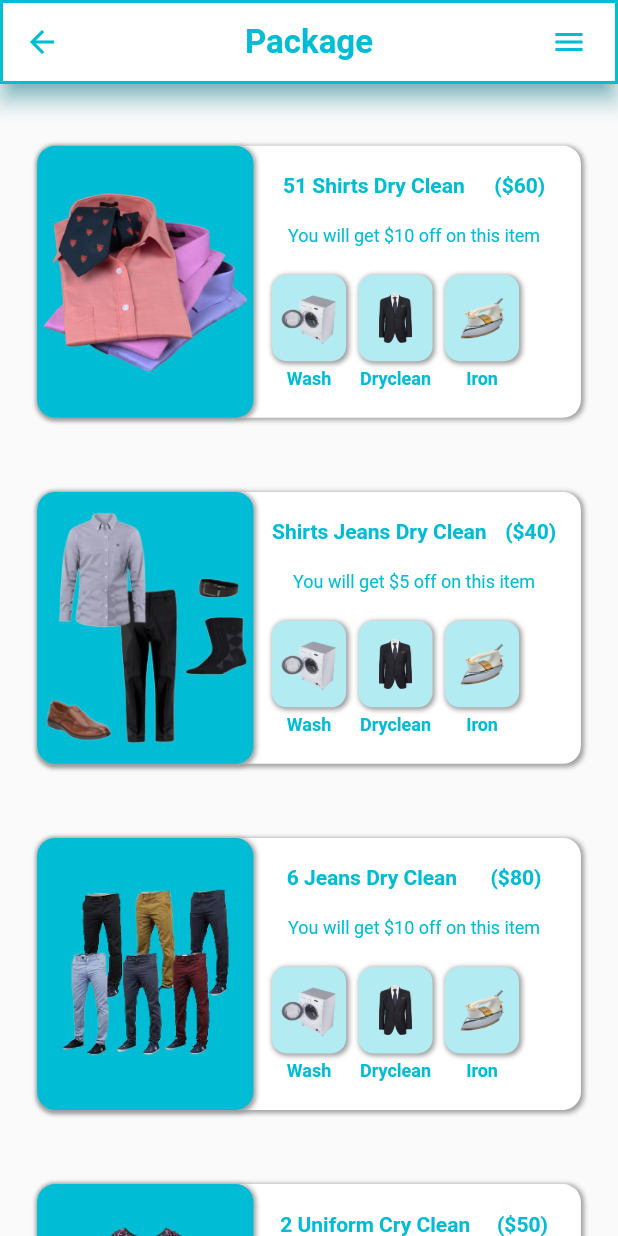
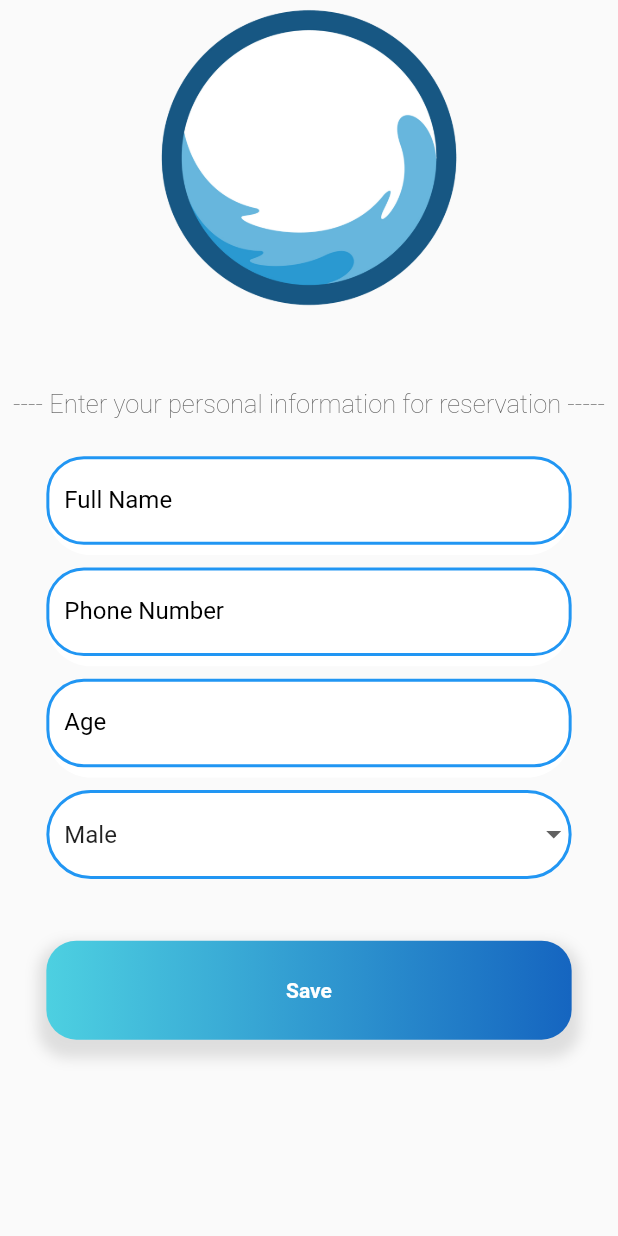
Before and after one commit to ZaryabAlam/WashInn, a Flutter app: the Home screen opened directly, after a tap on "Register", on a phone screen of 412 x 824 dp. Run offline on Flutter 3.47's test engine with Material 2 defaults, Android fonts, the phone set to English and light mode, and no system bars; our stand-ins replace date_picker_timeline, flutter_advanced_drawer, outline_gradient_button, shared_preferences, smooth_page_indicator; missing offline and left inert: awesome_dropdown, dart:html, time_range; accounts and stored records are empty; network calls fail.

Commit message:
Project Progress

```diff
--- a/lib/home.dart
+++ b/lib/home.dart
@@ -3,6 +3,7 @@ import 'package:outline_gradient_button/outline_gradient_button.dart';
 import 'package:task2/extra.dart';
 import 'package:task2/package.dart';
 import 'package:flutter_advanced_drawer/flutter_advanced_drawer.dart';
+import 'package:task2/user.dart';
 import 'package:url_launcher/url_launcher.dart';
 
 class Home extends StatefulWidget {
@@ -127,8 +128,8 @@ class _HomeState extends State<Home> {
                 ),
                 child: OutlineGradientButton(
                   onTap: () {
-                    Navigator.of(context).push(
-                        MaterialPageRoute(builder: (context) => Package()));
+                    Navigator.of(context)
+                        .push(MaterialPageRoute(builder: (context) => User()));
                   },
                   backgroundColor: Colors.white,
                   child: Center(child: Text('Register')),
--- /dev/null
+++ b/lib/user.dart
@@ -0,0 +1,211 @@
+import 'dart:html';
+import 'package:flutter/material.dart';
+import 'package:outline_gradient_button/outline_gradient_button.dart';
+import 'package:task2/welcome.dart';
+import 'package.dart';
+
+class User extends StatefulWidget {
+  @override
+  State<User> createState() => _UserState();
+}
+
+class _UserState extends State<User> {
+  TextEditingController _name = TextEditingController();
+  TextEditingController _phone = TextEditingController();
+  TextEditingController _age = TextEditingController();
+  TextEditingController _gender = TextEditingController();
+
+  @override
+  Widget build(BuildContext context) {
+    final _h = MediaQuery.of(context).size.height;
+    final _w = MediaQuery.of(context).size.width;
+
+    List<String> items = ["Male", "Female", "Trans"];
+    String seltectedItem = "Male";
+
+    return Scaffold(
+      body: Column(
+        // mainAxisAlignment: MainAxisAlignment.center,
+        children: [
+          Center(
+            child: Container(
+              height: 210,
+              width: 210,
+              decoration: BoxDecoration(
+                  image: DecorationImage(
+                      image: AssetImage('assets/wlogo1.png'),
+                      fit: BoxFit.contain)),
+            ),
+          ),
+///////////////////////////////////////////////////////////////////////////////////
+          SizedBox(
+            height: _h * 0.06,
+          ),
+//////////////////////////////////////////////////////////////////////////////////
+          Text(
+            "---- Enter your personal information for reservation -----",
+            style: TextStyle(
+                fontWeight: FontWeight.w100,
+                fontSize: 17,
+                color: Colors.grey[700]),
+          ),
+///////////////////////////////////////////////////////////////////////////////////
+          SizedBox(
+            height: _h * 0.03,
+          ),
+//////////////////////////////////////////////////////////////////////////////////
+          Container(
+            height: _h * 0.08,
+            width: _w * 0.85,
+            decoration: BoxDecoration(
+                color: Colors.white, borderRadius: BorderRadius.circular(30.0)),
+            child: TextField(
+              controller: _name,
+              textInputAction: TextInputAction.next,
+              style: TextStyle(color: Colors.black),
+              textAlign: TextAlign.left,
+              decoration: InputDecoration(
+                  labelText: 'Full Name',
+                  labelStyle: TextStyle(color: Colors.black),
+                  enabledBorder: OutlineInputBorder(
+                    borderSide: BorderSide(width: 2, color: Colors.blue),
+                    borderRadius: BorderRadius.circular(25),
+                  ),
+                  focusedBorder: OutlineInputBorder(
+                    borderSide: BorderSide(width: 3, color: Colors.blue),
+                    borderRadius: BorderRadius.circular(60),
+                  )),
+            ),
+          ),
+///////////////////////////////////////////////////////////////////////////////////
+          SizedBox(
+            height: _h * 0.01,
+          ),
+//////////////////////////////////////////////////////////////////////////////////
+          Container(
+            height: _h * 0.08,
+            width: _w * 0.85,
+            decoration: BoxDecoration(
+                color: Colors.white, borderRadius: BorderRadius.circular(30.0)),
+            child: TextField(
+              controller: _phone,
+              textInputAction: TextInputAction.next,
+              style: TextStyle(color: Colors.black),
+              textAlign: TextAlign.left,
+              decoration: InputDecoration(
+                  labelText: 'Phone Number',
+                  labelStyle: TextStyle(color: Colors.black),
+                  enabledBorder: OutlineInputBorder(
+                    borderSide: BorderSide(width: 2, color: Colors.blue),
+                    borderRadius: BorderRadius.circular(25),
+                  ),
+                  focusedBorder: OutlineInputBorder(
+                    borderSide: BorderSide(width: 3, color: Colors.blue),
+                    borderRadius: BorderRadius.circular(60),
+                  )),
+            ),
+          ),
+///////////////////////////////////////////////////////////////////////////////////
+          SizedBox(
+            height: _h * 0.01,
+          ),
+//////////////////////////////////////////////////////////////////////////////////
+          Container(
+            height: _h * 0.08,
+            width: _w * 0.85,
+            decoration: BoxDecoration(
+                color: Colors.white, borderRadius: BorderRadius.circular(30.0)),
+            child: TextField(
+              controller: _age,
+              textInputAction: TextInputAction.next,
+              style: TextStyle(color: Colors.black),
+              textAlign: TextAlign.left,
+              decoration: InputDecoration(
+                  labelText: 'Age',
+                  labelStyle: TextStyle(color: Colors.black),
+                  enabledBorder: OutlineInputBorder(
+                    borderSide: BorderSide(width: 2, color: Colors.blue),
+                    borderRadius: BorderRadius.circular(25),
+                  ),
+                  focusedBorder: OutlineInputBorder(
+                    borderSide: BorderSide(width: 3, color: Colors.blue),
+                    borderRadius: BorderRadius.circular(60),
+                  )),
+            ),
+          ),
+///////////////////////////////////////////////////////////////////////////////////
+          SizedBox(
+            height: _h * 0.01,
+          ),
+//////////////////////////////////////////////////////////////////////////////////
+          Container(
+            height: _h * 0.072,
+            width: _w * 0.85,
+            decoration: BoxDecoration(
+                color: Colors.white, borderRadius: BorderRadius.circular(30.0)),
+            child: DropdownButtonFormField<String>(
+              focusColor: Colors.white,
+              decoration: InputDecoration(
+                  labelStyle: TextStyle(color: Colors.black),
+                  enabledBorder: OutlineInputBorder(
+                    borderSide: BorderSide(width: 2, color: Colors.blue),
+                    borderRadius: BorderRadius.circular(30),
+                  ),
+                  focusedBorder: OutlineInputBorder(
+                    borderSide: BorderSide(width: 3, color: Colors.blue),
+                    borderRadius: BorderRadius.circular(30),
+                  )),
+              value: seltectedItem,
+              items: items
+                  .map((item) => DropdownMenuItem<String>(
+                      value: item,
+                      child: Text(
+                        item,
+                        // style: TextStyle(fontSize: 24),
+                      )))
+                  .toList(),
+              onChanged: (item) => setState(() => seltectedItem = item),
+            ),
+          ),
+///////////////////////////////////////////////////////////////////////////////////
+          SizedBox(
+            height: _h * 0.05,
+          ),
+//////////////////////////////////////////////////////////////////////////////////
+
+          Container(
+              height: _h * 0.08,
+              width: _w * 0.85,
+              decoration: BoxDecoration(
+                  boxShadow: [
+                    BoxShadow(
+                      color: Colors.grey.withOpacity(0.3),
+                      spreadRadius: 5,
+                      blurRadius: 7,
+                      offset: Offset(0, 7),
+                    )
+                  ],
+                  borderRadius: BorderRadius.circular(20),
+                  gradient: LinearGradient(
+                      colors: [Colors.cyan[300], Colors.blue[800]])),
+              child: ElevatedButton(
+                  style: ElevatedButton.styleFrom(
+                      primary: Colors.transparent,
+                      shadowColor: Colors.transparent),
+                  onPressed: () {
+                    Navigator.of(context).push(MaterialPageRoute(
+                        builder: (context) => Welcome(
+                              name: _name.text,
+                              phone: _phone.text,
+                              age: _age.text,
+                            )));
+                  },
+                  child: Text(
+                    "Save",
+                    style: TextStyle(fontWeight: FontWeight.bold),
+                  )))
+        ],
+      ),
+    );
+  }
+}
--- /dev/null
+++ b/lib/welcome.dart
@@ -0,0 +1,23 @@
+import 'package:flutter/material.dart';
+
+class Welcome extends StatelessWidget {
+  String name, phone, age, gender;
+  Welcome({this.name, this.phone, this.age, this.gender});
+
+  @override
+  Widget build(BuildContext context) {
+    return Scaffold(
+      body: Center(
+        child: Column(
+          mainAxisAlignment: MainAxisAlignment.center,
+          children: [
+            Text('Name: ${name}'),
+            Text('Phone: ${phone}'),
+            Text('Age: ${age}'),
+            Text('Gender: ${gender}'),
+          ],
+        ),
+      ),
+    );
+  }
+}
```
Also changed, not shown: 1 other file.
